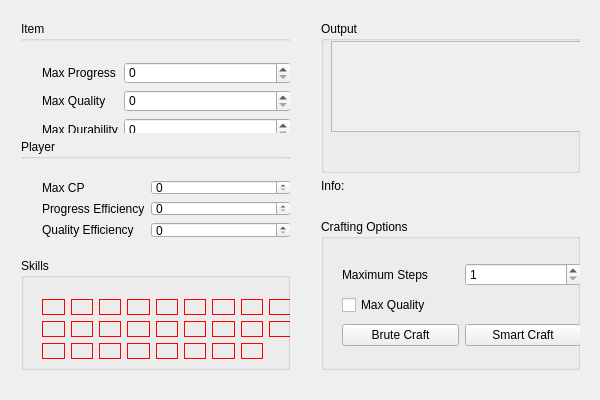
Before: the Qt Designer form CrafterOfLight/CrafterOfLight.ui in CChiverton/CrafterOfLight, drawn with Qt 5.
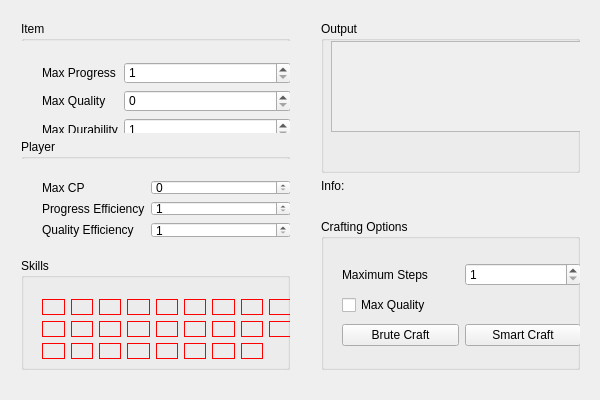
After: the same form once the commit is applied. Icons and pictures are not drawn.

What changed in the file:
```diff
--- a/CrafterOfLight/CrafterOfLight.ui
+++ b/CrafterOfLight/CrafterOfLight.ui
@@ -83,6 +83,9 @@
             <property name="buttonSymbols">
              <enum>QAbstractSpinBox::ButtonSymbols::UpDownArrows</enum>
             </property>
+            <property name="minimum">
+             <number>1</number>
+            </property>
             <property name="maximum">
              <number>10000</number>
             </property>
@@ -97,6 +100,9 @@
           </item>
           <item row="2" column="1">
            <widget class="QSpinBox" name="spinBox_itemDurability">
+            <property name="minimum">
+             <number>1</number>
+            </property>
             <property name="maximum">
              <number>1000</number>
             </property>
@@ -177,6 +183,9 @@
           </item>
           <item row="1" column="1">
            <widget class="QSpinBox" name="spinBox_progress">
+            <property name="minimum">
+             <number>1</number>
+            </property>
             <property name="maximum">
              <number>1000</number>
             </property>
@@ -184,6 +193,9 @@
           </item>
           <item row="2" column="1">
            <widget class="QSpinBox" name="spinBox_quality">
+            <property name="minimum">
+             <number>1</number>
+            </property>
             <property name="maximum">
              <number>1000</number>
             </property>
```
